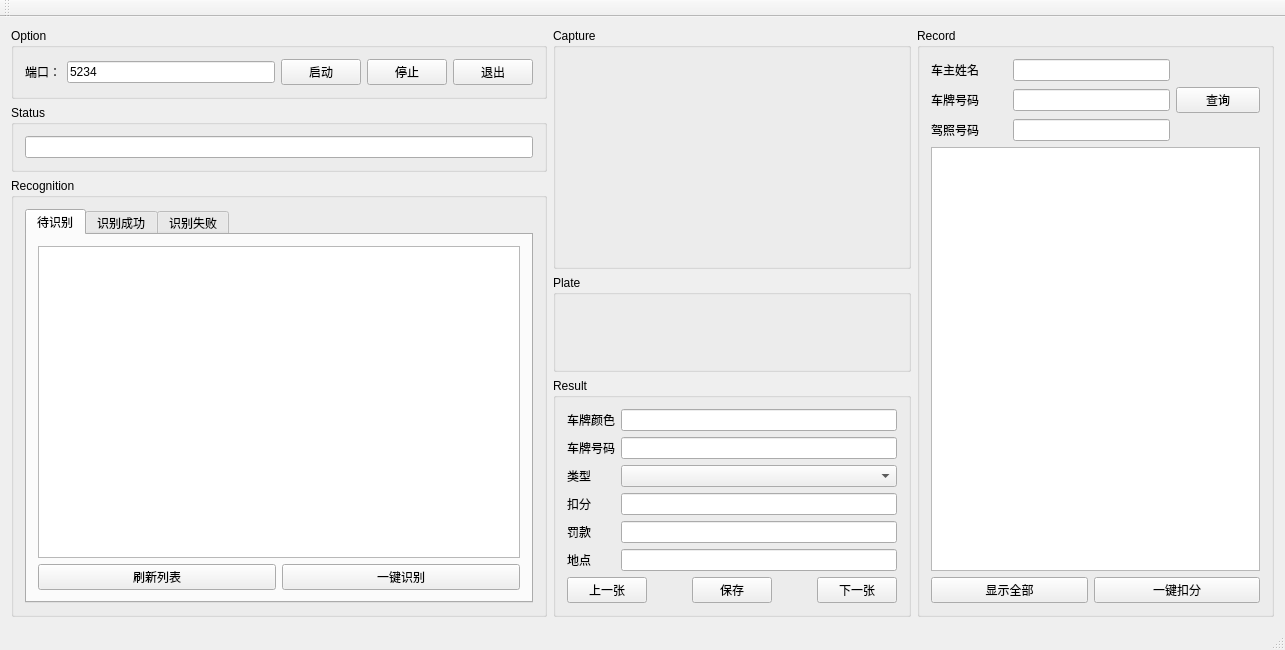
Before: the Qt Designer form mainwindow.ui in jozhn/PServer, drawn with Qt 5.
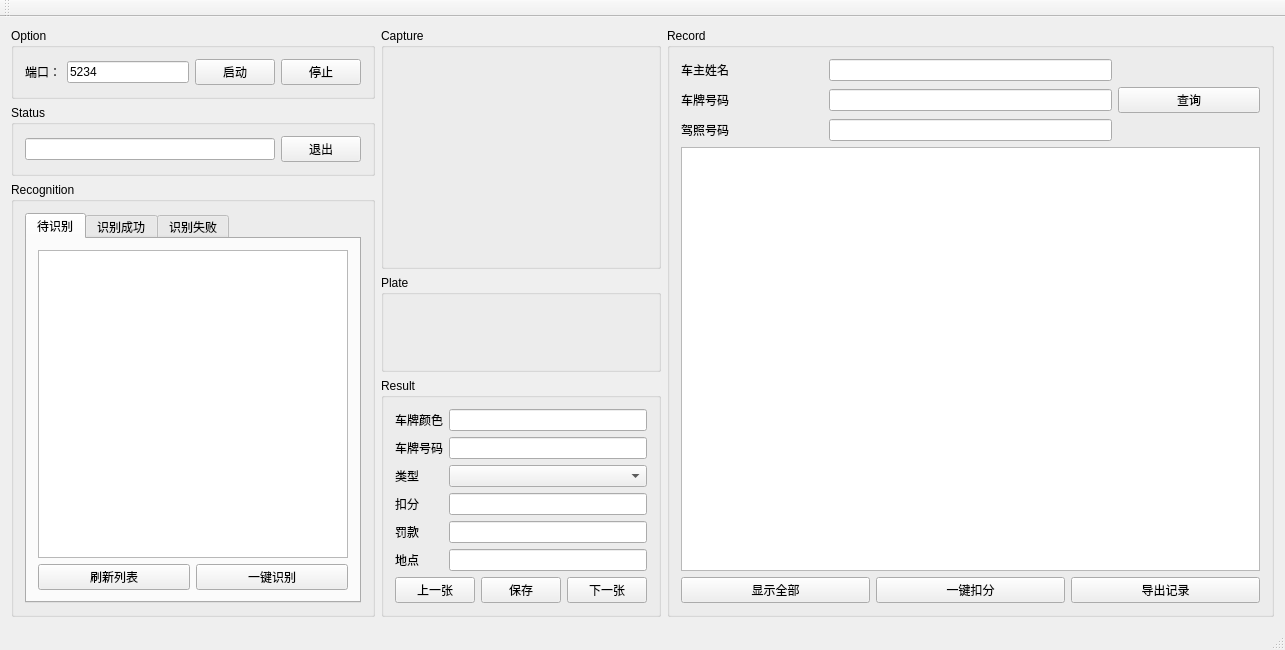
After: the same form once the commit is applied.

```diff
--- a/mainwindow.ui
+++ b/mainwindow.ui
@@ -22,7 +22,7 @@
   <widget class="QWidget" name="centralWidget">
    <layout class="QGridLayout" name="gridLayout_11">
     <item row="0" column="0">
-     <layout class="QHBoxLayout" name="mainLayout" stretch="3,2,2">
+     <layout class="QHBoxLayout" name="mainLayout" stretch="3,1,5">
       <item>
        <layout class="QVBoxLayout" name="left" stretch="1,1,8">
         <item>
@@ -61,13 +61,6 @@
                </property>
               </widget>
              </item>
-             <item>
-              <widget class="QPushButton" name="logout">
-               <property name="text">
-                <string>退出</string>
-               </property>
-              </widget>
-             </item>
             </layout>
            </item>
           </layout>
@@ -82,6 +75,13 @@
            <item row="0" column="0">
             <widget class="QLineEdit" name="statusEdit"/>
            </item>
+           <item row="0" column="1">
+            <widget class="QPushButton" name="logout">
+             <property name="text">
+              <string>退出</string>
+             </property>
+            </widget>
+           </item>
           </layout>
          </widget>
         </item>
@@ -429,19 +429,30 @@
              </property>
             </widget>
            </item>
-           <item row="5" column="0" colspan="2">
+           <item row="4" column="0" colspan="4">
+            <layout class="QHBoxLayout" name="horizontalLayout_3">
+             <item>
             <widget class="QPushButton" name="initRecordTable">
              <property name="text">
               <string>显示全部</string>
              </property>
             </widget>
            </item>
-           <item row="5" column="2" colspan="2">
+             <item>
             <widget class="QPushButton" name="doDeduction">
              <property name="text">
               <string>一键扣分</string>
              </property>
             </widget>
+             </item>
+             <item>
+              <widget class="QPushButton" name="buttonExport">
+               <property name="text">
+                <string>导出记录</string>
+               </property>
+              </widget>
+             </item>
+            </layout>
            </item>
           </layout>
          </widget>
```
Lines whose indentation alone changed are shown as unchanged.
